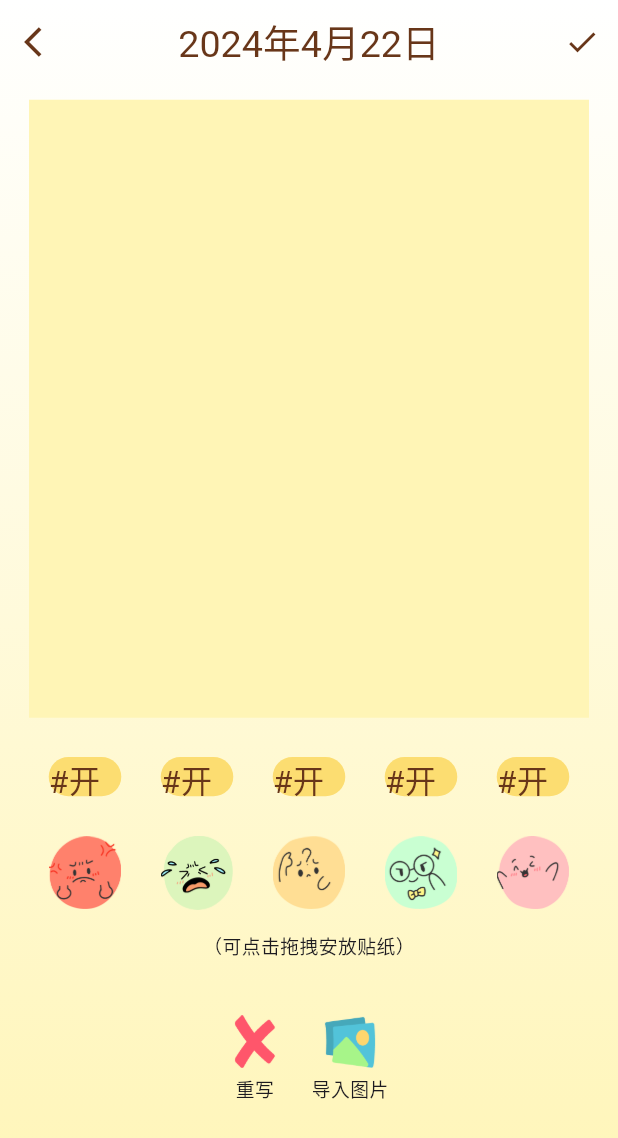
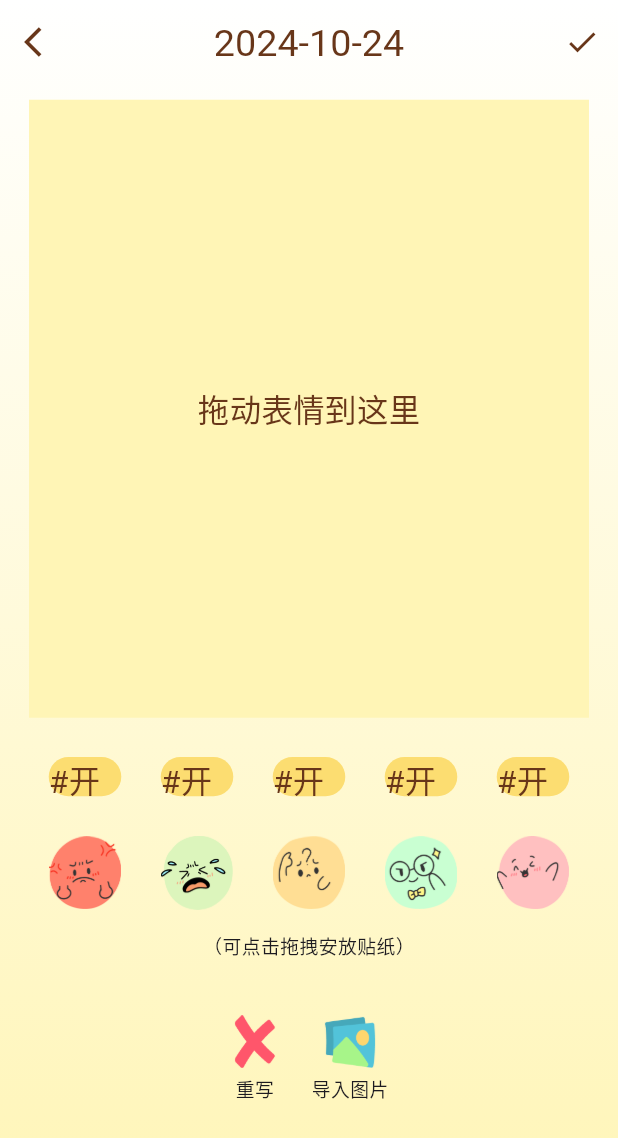
Before and after one commit to Jarvis636431/Emotion, a Flutter app: the WriteNotePage screen opened directly, on a phone screen of 412 x 824 dp. Shown: the top 1138 px of the screen. Run offline on Flutter 3.47's test engine with Material 3 defaults, Android fonts, the phone set to English and light mode, and no system bars; our stand-ins replace audioplayers, flutter_screenutil, shared_preferences; missing offline and left inert: flutter_floating_bottom_bar; accounts and stored records are empty; Roboto replaces fonts that are missing (LanSong).

Commit message:
[fea] 实现了表情的拖动

```diff
--- a/lib/screens/funtions_pages/write_note_page.dart
+++ b/lib/screens/funtions_pages/write_note_page.dart
@@ -1,7 +1,8 @@
 import 'package:flutter/material.dart';
 import 'package:flutter_screenutil/flutter_screenutil.dart';
-
+import 'package:emotion/commons/providers.dart';
 import 'package:emotion/utils/ColorUtils.dart';
+import 'package:provider/provider.dart';
 
 class WriteNotePage extends StatefulWidget {
   const WriteNotePage({super.key});
@@ -11,8 +12,12 @@ class WriteNotePage extends StatefulWidget {
 }
 
 class _WriteNotePageState extends State<WriteNotePage> {
+  String? _droppedEmoji;
+
   @override
   Widget build(BuildContext context) {
+    final timeDateProvider = Provider.of<TimeDateProvider>(context);
+
     return Container(
       decoration: const BoxDecoration(
         gradient: LinearGradient(
@@ -35,11 +40,12 @@ class _WriteNotePageState extends State<WriteNotePage> {
             },
           ),
           title: Text(
-                '2024年4月22日',
+            timeDateProvider.currentDate,
             style: TextStyle(
               fontSize: 24.sp,
               color: ColorUtils.text_brown,
-                    fontFamily: 'LanSong'),
+              fontFamily: 'LanSong',
+            ),
           ),
           centerTitle: true,
           actions: [
@@ -49,7 +55,7 @@ class _WriteNotePageState extends State<WriteNotePage> {
                 color: ColorUtils.text_brown,
               ),
               onPressed: () {
-                    //保存日记
+                // Save note
               },
             ),
           ],
@@ -59,10 +65,34 @@ class _WriteNotePageState extends State<WriteNotePage> {
           child: Column(
             crossAxisAlignment: CrossAxisAlignment.center,
             children: [
-                  Container(
-                    ///实现一个富文本编辑器
+              DragTarget<String>(
+                onAccept: (data) {
+                  setState(() {
+                    _droppedEmoji = data;
+                  });
+                },
+                builder: (context, candidateData, rejectedData) {
+                  return Container(
                     height: 0.5.sh,
                     color: ColorUtils.bg_yellow,
+                    child: _droppedEmoji != null
+                        ? Center(
+                      child: Image.asset(
+                        _droppedEmoji!,
+                        width: 50.h,
+                      ),
+                    )
+                        : Center(
+                      child: Text(
+                        '拖动表情到这里',
+                        style: TextStyle(
+                          fontSize: 20.sp,
+                          color: ColorUtils.text_brown,
+                        ),
+                      ),
+                    ),
+                  );
+                },
               ),
               SizedBox(height: 25.w),
               Row(
@@ -144,39 +174,76 @@ class _WriteNotePageState extends State<WriteNotePage> {
               Row(
                 mainAxisAlignment: MainAxisAlignment.spaceAround,
                 children: [
-                     Image.asset('assets/images/function/note_icons/note_icon_angry.png',width: 50.h,),
-                      Image.asset('assets/images/function/note_icons/note_icon_sad.png',width: 50.h,),
-                      Image.asset('assets/images/function/note_icons/note_icon_normal.png',width: 50.h,),
-                      Image.asset('assets/images/function/note_icons/note_icon_clever.png',width: 50.h,),
-                      Image.asset('assets/images/function/note_icons/note_icon_happy.png',width: 50.h,),
+                  _buildDraggableEmoji('assets/images/function/note_icons/note_icon_angry.png'),
+                  _buildDraggableEmoji('assets/images/function/note_icons/note_icon_sad.png'),
+                  _buildDraggableEmoji('assets/images/function/note_icons/note_icon_normal.png'),
+                  _buildDraggableEmoji('assets/images/function/note_icons/note_icon_clever.png'),
+                  _buildDraggableEmoji('assets/images/function/note_icons/note_icon_happy.png'),
                 ],
               ),
               SizedBox(height: 15.w),
-                  Text('（可点击拖拽安放贴纸）', style: TextStyle(fontSize: 12.sp)),
+              Text(
+                '（可点击拖拽安放贴纸）',
+                style: TextStyle(fontSize: 12.sp),
+              ),
               SizedBox(height: 35.w),
               Row(
                 mainAxisAlignment: MainAxisAlignment.center,
                 children: [
-                      //实现精确对齐
                   Column(
                     children: [
-                          Image.asset('assets/images/function/note_icons/rewrite.png',width: 35.h,),
+                      Image.asset(
+                        'assets/images/function/note_icons/rewrite.png',
+                        width: 35.h,
+                      ),
                       SizedBox(height: 5.w),
-                          Text('重写',style: TextStyle(fontSize: 12.sp),),
+                      Text(
+                        '重写',
+                        style: TextStyle(fontSize: 12.sp),
+                      ),
                     ],
                   ),
                   SizedBox(width: 20.w),
                   Column(
                     children: [
-                          Image.asset('assets/images/function/note_icons/import_image.png',width: 40.h,),
+                      Image.asset(
+                        'assets/images/function/note_icons/import_image.png',
+                        width: 40.h,
+                      ),
                       SizedBox(height: 5.w),
-                          Text('导入图片',style: TextStyle(fontSize: 12.sp),),
-                        ],
-                      )
-                    ],
-                  )
+                      Text(
+                        '导入图片',
+                        style: TextStyle(fontSize: 12.sp),
+                      ),
                     ],
                   ),
-            )));
+                ],
+              ),
+            ],
+          ),
+        ),
+      ),
+    );
+  }
+
+  Widget _buildDraggableEmoji(String assetPath) {
+    return Draggable<String>(
+      data: assetPath,
+      feedback: Image.asset(
+        assetPath,
+        width: 50.h,
+      ),
+      childWhenDragging: Opacity(
+        opacity: 0.5,
+        child: Image.asset(
+          assetPath,
+          width: 50.h,
+        ),
+      ),
+      child: Image.asset(
+        assetPath,
+        width: 50.h,
+      ),
+    );
   }
 }
```
Lines whose indentation alone changed are shown as unchanged.
